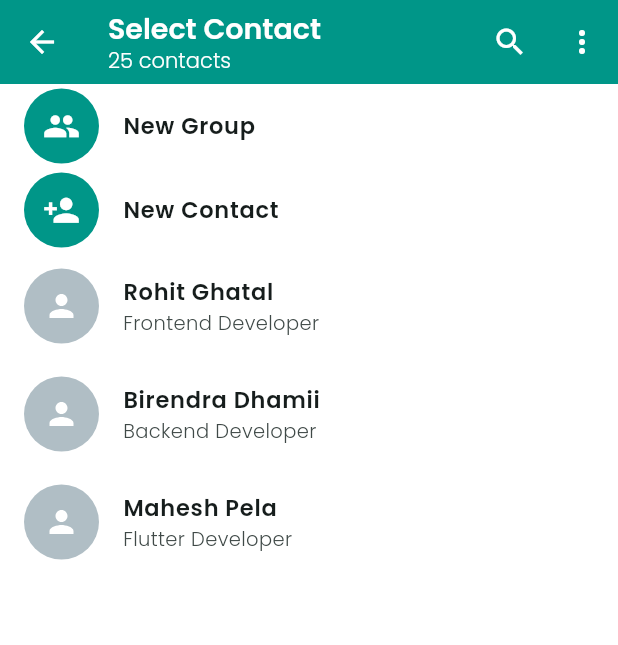
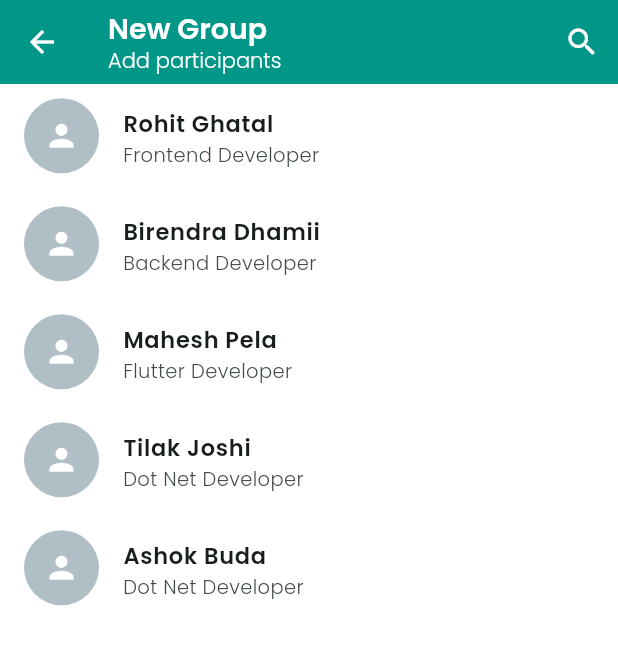
Before and after one commit to rohitghatal1/QuickChat-Flutter, a Flutter app: the SelectContactPage screen opened directly, after a tap on "New Group", on a phone screen of 412 x 824 dp. Shown: the top 645 px of the screen. Run offline on Flutter 3.47's test engine with Material 3 defaults, Android fonts, the phone set to English and light mode, and no system bars; our stand-ins replace flutter_svg.

Commit message:
added cretae group and participans select fucntion

```diff
--- a/lib/Model/ChatModel.dart
+++ b/lib/Model/ChatModel.dart
@@ -5,6 +5,7 @@ class ChatModel {
   String? time;
   String? currentMessage;
   String? status;
+  bool? selected = false;
 
   ChatModel({
     required this.name,
@@ -13,5 +14,6 @@ class ChatModel {
     this.time,
     this.currentMessage,
     this.status,
+    this.selected = false,
   });
 }
--- /dev/null
+++ b/lib/Screens/CreateGroupPage.dart
@@ -0,0 +1,76 @@
+import 'package:firt_flutter_app/Model/ChatModel.dart';
+import 'package:firt_flutter_app/components/ButtonCard.dart';
+import 'package:firt_flutter_app/components/ContactCard.dart';
+import 'package:flutter/material.dart';
+
+class CreateGroupPage extends StatefulWidget {
+  const CreateGroupPage({super.key});
+
+  @override
+  State<CreateGroupPage> createState() => _CreateGroupPageState();
+}
+
+
+class _CreateGroupPageState extends State<CreateGroupPage> {
+
+  List<ChatModel> contacts = [
+    ChatModel(
+        name: "Rohit Ghatal", status: "Frontend Developer"
+    ),
+    ChatModel(
+        name: "Birendra Dhamii", status: "Backend Developer"
+    ),
+    ChatModel(
+        name: "Mahesh Pela", status: "Flutter Developer"
+    ),
+    ChatModel(
+        name: "Tilak Joshi", status: "Dot Net Developer"
+    ),
+    ChatModel(
+        name: "Ashok Buda", status: "Dot Net Developer"
+    ),
+  ];
+
+  List<ChatModel> groups = [];
+  @override
+  Widget build(BuildContext context) {
+    return Scaffold(
+        appBar: AppBar(
+          title: Column(
+            mainAxisAlignment: MainAxisAlignment.start,
+            crossAxisAlignment: CrossAxisAlignment.start,
+            children: [
+              Text("New Group",
+                style: TextStyle(fontSize: 19, fontWeight: FontWeight.bold),
+              ),
+              Text("Add participants", style: TextStyle(fontSize: 14),
+              )
+            ],
+          ),
+          actions: [
+            IconButton(onPressed: (){}, icon: Icon(Icons.search)),
+          ],
+        ),
+        body: ListView.builder(
+            itemCount: contacts.length,
+            itemBuilder: (context, index){
+              return InkWell(
+                onTap: (){
+                  if(contacts[index].selected == false){
+                    setState(() {
+                      contacts[index].selected = true;
+                      groups.add(contacts[index]);
+                    });
+                  } else{
+                    setState(() {
+                      contacts[index].selected = false;
+                      groups.remove(contacts[index]);
+                    });
+                  }
+                },
+                  child: ContactCard(contacts: contacts[index]));
+            }
+        )
+    );
+  }
+}
--- a/lib/Screens/IndividualPage.dart
+++ b/lib/Screens/IndividualPage.dart
@@ -167,14 +167,15 @@ class _IndividualPageState extends State<IndividualPage> {
 
   Widget BottomModalSheet() {
     return Padding(
-      padding: const EdgeInsets.symmetric(horizontal: 10, vertical: 15),
+      padding: const EdgeInsets.symmetric(horizontal: 10, vertical: 40),
       child: Container(
-        height: 300,
+        height: 250,
         width: MediaQuery.of(context).size.width,
         child: Card(
           margin: EdgeInsets.all(15),
           child: Column(
             children: [
+              SizedBox(height: 30),
               Row(
                 mainAxisAlignment: MainAxisAlignment.center,
                 children: [
--- a/lib/Screens/SelectContactPage.dart
+++ b/lib/Screens/SelectContactPage.dart
@@ -1,4 +1,5 @@
 import 'package:firt_flutter_app/Model/ChatModel.dart';
+import 'package:firt_flutter_app/Screens/CreateGroupPage.dart';
 import 'package:firt_flutter_app/components/ButtonCard.dart';
 import 'package:firt_flutter_app/components/ContactCard.dart';
 import 'package:flutter/material.dart';
@@ -44,7 +45,7 @@ class _SelectContactPageState extends State<SelectContactPage> {
             ],
           ),
           actions: [
-          IconButton(onPressed: (){}, icon: Icon(Icons.search)),
+            IconButton(onPressed: () {}, icon: Icon(Icons.search)),
             PopupMenuButton(itemBuilder: (BuildContext context) {
               return [
                 PopupMenuItem(
@@ -68,15 +69,22 @@ class _SelectContactPageState extends State<SelectContactPage> {
           ],
         ),
         body: ListView.builder(
-        itemCount: contacts.length,
-          itemBuilder: (context, index){
-          if(index == 0){
-            return ButtonCard(icon: Icons.group, name:  "New Group");
-          } else if (index == 1){
+            itemCount: contacts.length + 2,
+            itemBuilder: (context, index) {
+              if (index == 0) {
+                return InkWell(
+                    onTap: () {
+                      Navigator.push(context, MaterialPageRoute(
+                          builder: (builder) => CreateGroupPage()));
+                    },
+                    child: ButtonCard(
+                        icon: Icons.group,
+                        name: "New Group")
+                );
+              } else if (index == 1) {
                 return ButtonCard(icon: Icons.person_add, name: "New Contact");
               }
               return ContactCard(contacts: contacts[index - 2]);
-
             }
         )
     );
--- a/lib/components/ButtonCard.dart
+++ b/lib/components/ButtonCard.dart
@@ -8,9 +8,7 @@ class ButtonCard extends StatelessWidget {
   final IconData? icon;
   @override
   Widget build(BuildContext context) {
-    return InkWell(
-      onTap: () {},
-      child: ListTile(
+    return ListTile(
       leading: CircleAvatar(
         radius: 25,
         child: Icon(icon, size: 25, color: Colors.white,),
@@ -20,7 +18,6 @@ class ButtonCard extends StatelessWidget {
         name,
         style: TextStyle(fontSize: 15, fontWeight: FontWeight.bold),
       ),
-      ),
     );
   }
 }
--- a/lib/components/ContactCard.dart
+++ b/lib/components/ContactCard.dart
@@ -5,15 +5,35 @@ import 'package:flutter_svg/flutter_svg.dart';
 class ContactCard extends StatelessWidget {
   const ContactCard({Key? key, required this.contacts}) : super(key: key);
   final ChatModel contacts;
+
   @override
   Widget build(BuildContext context) {
-    return InkWell(
-      onTap: () {},
-      child: ListTile(
-        leading: CircleAvatar(
+    return ListTile(
+      leading: Container(
+        height: 53,
+        width: 50,
+        child: Stack(
+          children: [
+            CircleAvatar(
               radius: 25,
-          child: SvgPicture.asset("assets/personIcon.svg", color: Colors.white),
+              child:
+                  SvgPicture.asset("assets/personIcon.svg", color: Colors.white),
               backgroundColor: Colors.blueGrey.shade200,
+            ),
+            (contacts.selected ?? false) ? Positioned(
+              bottom: 4,
+              right: 5,
+              child: CircleAvatar(
+                  backgroundColor: Colors.teal,
+                  radius: 11,
+                  child: Icon(
+                    Icons.check,
+                    color: Colors.white,
+                    size: 18,
+                  )),
+            ) : Container()
+          ],
+        ),
       ),
       title: Text(
         contacts.name,
@@ -23,7 +43,6 @@ class ContactCard extends StatelessWidget {
         contacts.status ?? "",
         style: TextStyle(fontSize: 13),
       ),
-      ),
     );
   }
 }
```
Lines whose indentation alone changed are shown as unchanged.
